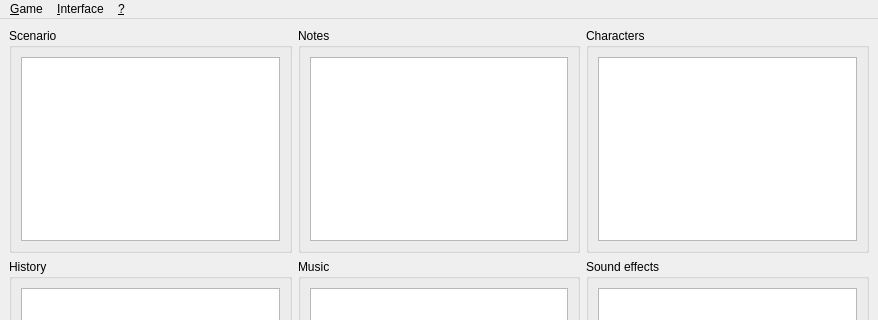
Above: sources/windows/MainWindow.ui from ViviCoder/GM-Assistant before the change; both pictures show x 0 to 878 and y 0 to 320 of the 878 by 564 pixel window. Below: the same form after it.
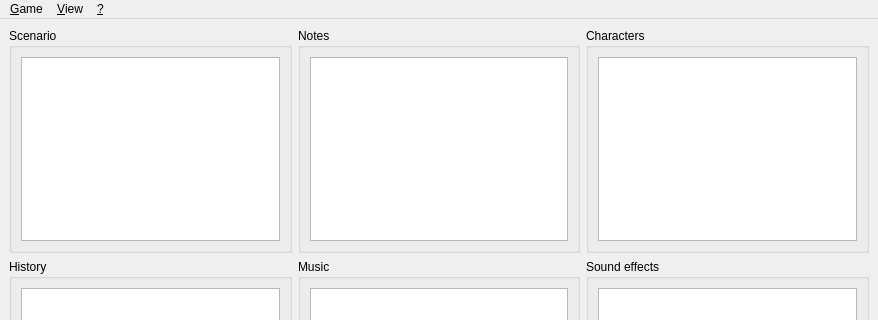
That is the form after the change. Icons and pictures are not drawn. Custom widgets are drawn as their Qt base class.

The edit to the form file:
```diff
--- a/sources/windows/MainWindow.ui
+++ b/sources/windows/MainWindow.ui
@@ -275,7 +275,7 @@
      <x>0</x>
      <y>0</y>
      <width>878</width>
-     <height>25</height>
+     <height>27</height>
     </rect>
    </property>
    <widget class="QMenu" name="menuGame">
@@ -300,9 +300,9 @@
     </property>
     <addaction name="actionAbout"/>
    </widget>
-   <widget class="QMenu" name="menuInterface">
+   <widget class="QMenu" name="menuView">
     <property name="title">
-     <string>&amp;Interface</string>
+     <string>&amp;View</string>
     </property>
     <addaction name="actionFull"/>
     <addaction name="actionSimple"/>
@@ -311,7 +311,7 @@
     <addaction name="actionNoMusic"/>
    </widget>
    <addaction name="menuGame"/>
-   <addaction name="menuInterface"/>
+   <addaction name="menuView"/>
    <addaction name="menu"/>
   </widget>
   <widget class="QStatusBar" name="statusBar"/>
```
